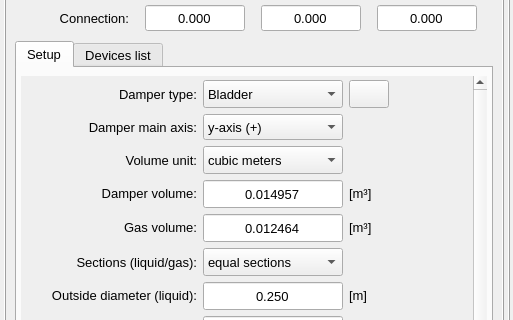
Above: pulse/interface/data/ui_files/model/editor/pulsation_damper_editor_inputs.ui from open-pulse/OpenPulse before the change; both pictures show x 0 to 513 and y 130 to 450 of the 1012 by 769 pixel window. Below: the same form after it.
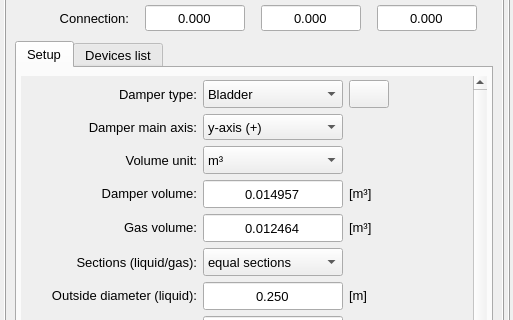
That is the form after the change. Icons and pictures are not drawn.

```diff
--- a/pulse/interface/data/ui_files/model/editor/pulsation_damper_editor_inputs.ui
+++ b/pulse/interface/data/ui_files/model/editor/pulsation_damper_editor_inputs.ui
@@ -143,7 +143,7 @@
                  <rect>
                   <x>0</x>
                   <y>0</y>
-                  <width>452</width>
+                  <width>447</width>
                   <height>658</height>
                  </rect>
                 </property>
@@ -830,7 +830,7 @@
                       </property>
                       <item>
                        <property name="text">
-                        <string>cubic meters</string>
+                        <string>m³</string>
                        </property>
                       </item>
                       <item>
```
Left out of the diff: 8 changed lines with no effect on the pictures.
